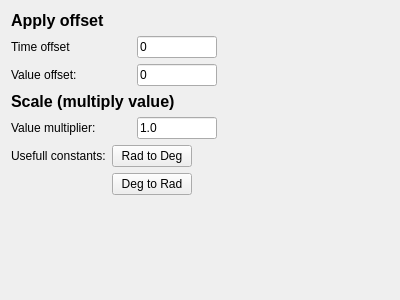
Qt form plotjuggler_app/transforms/scale_transform.ui (facontidavide/plotjuggler-release) before a commit.
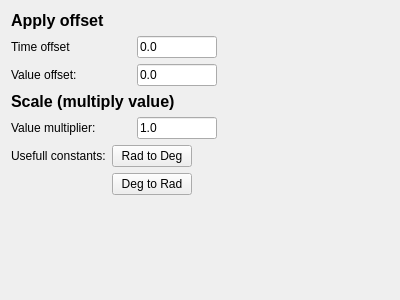
The same form after that commit.

Diff of the .ui file:
```diff
--- a/plotjuggler_app/transforms/scale_transform.ui
+++ b/plotjuggler_app/transforms/scale_transform.ui
@@ -55,7 +55,7 @@
         <enum>Qt::ClickFocus</enum>
        </property>
        <property name="text">
-        <string>0</string>
+        <string>0.0</string>
        </property>
       </widget>
      </item>
@@ -101,7 +101,7 @@
         <enum>Qt::ClickFocus</enum>
        </property>
        <property name="text">
-        <string>0</string>
+        <string>0.0</string>
        </property>
       </widget>
      </item>
```
Left out of the diff: 6 changed lines with no effect on the pictures.
